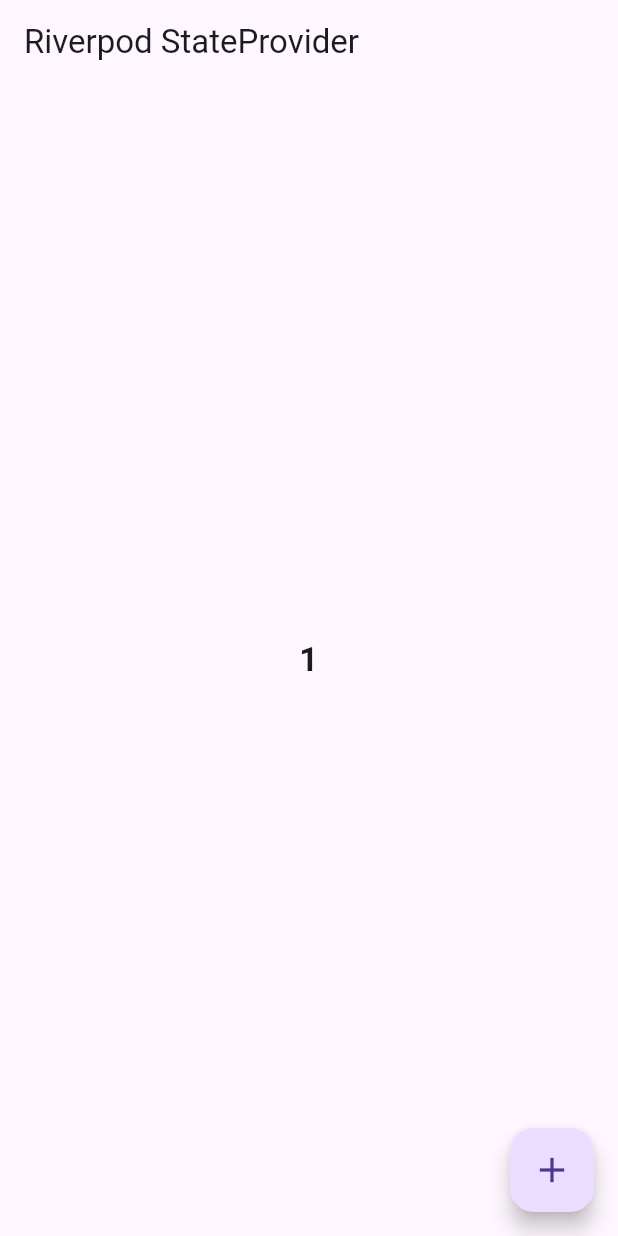
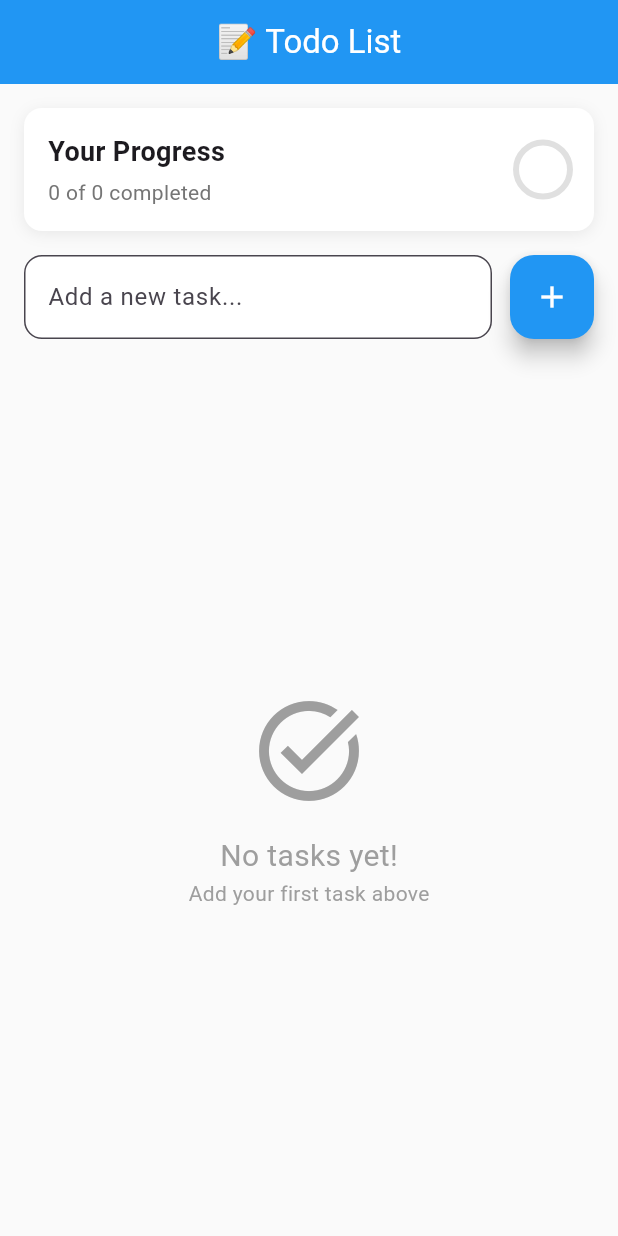
Before and after one commit to hasan7575/flutter_riverpod_tutorials, a Flutter app: the screen it shows after launch, after a tap on the "add" icon, on a phone screen of 412 x 824 dp. Run offline on Flutter 3.47's test engine with Material 3 defaults, Android fonts, the phone set to English and light mode, and no system bars; our stand-ins replace flutter_riverpod.

Commit message:
Todo App with Riverpod

```diff
--- a/lib/counter_provider.dart
+++ /dev/null
@@ -1,5 +0,0 @@
-
-
-import 'package:flutter_riverpod/legacy.dart';
-
-final counterProvider=StateProvider<int>((ref)=>0);
--- a/lib/home_page.dart
+++ /dev/null
@@ -1,30 +0,0 @@
-
-
-import 'package:flutter/material.dart';
-import 'package:flutter_riverpod/flutter_riverpod.dart';
-import 'package:flutter_tutorials/counter_provider.dart';
-
-class HomePage extends ConsumerWidget{
-  @override
-  Widget build(BuildContext context, WidgetRef ref) {
-    final count=ref.watch(counterProvider);
-    // TODO: implement build
-    return Scaffold(
-      appBar: AppBar(
-        title: Text("Riverpod StateProvider"),
-      ),
-      body: Center(
-        child: Column(
-          mainAxisAlignment: MainAxisAlignment.center,
-          children: [
-            Text(count.toString(),style: TextStyle(fontSize: 22,fontWeight: FontWeight.bold,),textDirection: TextDirection.rtl,)
-          ],
-        ),
-      ),
-      floatingActionButton: FloatingActionButton(onPressed: (){
-        ref.read(counterProvider.notifier).update((state)=>state+1);
-      },child: Icon(Icons.add,size: 28,),),
-    );
-  }
-
-}
--- a/lib/main.dart
+++ b/lib/main.dart
@@ -1,15 +1,13 @@
 // Flutter Material Design imports for UI components
 import 'package:flutter/material.dart';
 import 'package:flutter_riverpod/flutter_riverpod.dart';
-import 'package:flutter_tutorials/home_page.dart';
-
+import 'pages/todo_home_page.dart';
 
 void main() {
   runApp(
-     ProviderScope(child: MyApp()),
+    ProviderScope(child: MyApp()),
   );
 }
-
 
 class MyApp extends StatelessWidget {
   const MyApp({super.key});
@@ -17,10 +15,13 @@ class MyApp extends StatelessWidget {
   @override
   Widget build(BuildContext context) {
     return MaterialApp(
-      title: 'Riverpod Demo',
+      title: 'Todo App with Riverpod',
       debugShowCheckedModeBanner: false,
-      home: HomePage(),
-      // HomePage will be a ConsumerWidget since it needs to access providers
+      theme: ThemeData(
+        colorScheme: ColorScheme.fromSeed(seedColor: Colors.deepPurple),
+        useMaterial3: true,
+      ),
+      home: TodoHomePage(),
     );
   }
 }
--- /dev/null
+++ b/lib/models/todo_model.dart
@@ -0,0 +1,15 @@
+class Todo{
+  final String id;
+  final String description;
+  final bool isCompleted;
+
+  Todo({required this.id, required this.description, this.isCompleted = false});
+
+  Todo copyWith({String? id, String? description, bool? isCompleted}) {
+    return Todo(
+      id: id ?? this.id,
+      description: description ?? this.description,
+      isCompleted: isCompleted ?? this.isCompleted,
+    );
+  }
+}
--- /dev/null
+++ b/lib/pages/todo_home_page.dart
@@ -0,0 +1,176 @@
+import 'package:flutter/material.dart';
+import 'package:flutter_riverpod/flutter_riverpod.dart';
+import '../providers/todo_provider.dart';
+import '../models/todo_model.dart';
+
+class TodoHomePage extends ConsumerWidget {
+  final TextEditingController _textController = TextEditingController();
+
+  @override
+  Widget build(BuildContext context, WidgetRef ref) {
+    final todoList = ref.watch(todoListProvider);
+    final int completedCount = todoList.where((todo)=>todo.isCompleted).length;
+    // TODO: implement build
+    return Scaffold(
+      backgroundColor: Colors.grey[50],
+      appBar: AppBar(
+        title: const Text('📝 Todo List'),
+        centerTitle: true,
+        backgroundColor: Colors.blue,
+        foregroundColor: Colors.white,
+      ),
+      body: Column(
+        children: [
+          // Progress Card
+          Container(
+            margin: const EdgeInsets.all(16),
+            padding: const EdgeInsets.all(16),
+            decoration: BoxDecoration(
+              color: Colors.white,
+              borderRadius: BorderRadius.circular(12),
+              boxShadow: [
+                BoxShadow(
+                  color: Colors.grey.withOpacity(0.2),
+                  blurRadius: 8,
+                  offset: const Offset(0, 2),
+                ),
+              ],
+            ),
+            child: Row(
+              mainAxisAlignment: MainAxisAlignment.spaceBetween,
+              children: [
+                Column(
+                  crossAxisAlignment: CrossAxisAlignment.start,
+                  children: [
+                    const Text(
+                      'Your Progress',
+                      style: TextStyle(fontSize: 18, fontWeight: FontWeight.bold),
+                    ),
+                    const SizedBox(height: 4),
+                    Text(
+                      '$completedCount of ${todoList.length} completed',
+                      style: TextStyle(color: Colors.grey[600], fontSize: 14),
+                    ),
+                  ],
+                ),
+                CircularProgressIndicator(
+                  value: todoList.isEmpty ? 0.0 : completedCount / todoList.length,
+                  backgroundColor: Colors.grey[300],
+                  valueColor: const AlwaysStoppedAnimation<Color>(Colors.blue),
+                ),
+              ],
+            ),
+          ),
+
+          // Add Task Section
+          Padding(
+            padding: const EdgeInsets.symmetric(horizontal: 16),
+            child: Row(
+              children: [
+                Expanded(
+                  child: TextField(
+                    controller: _textController,
+                    decoration: InputDecoration(
+                      hintText: 'Add a new task...',
+                      border: OutlineInputBorder(
+                        borderRadius: BorderRadius.circular(12),
+                      ),
+                      filled: true,
+                      fillColor: Colors.white,
+                    ),
+                  ),
+                ),
+                const SizedBox(width: 12),
+                FloatingActionButton(
+                  onPressed: () {
+                    if (_textController.text.trim().isNotEmpty) {
+                      ref.read(todoListProvider.notifier).addTodo(_textController.text.trim());
+                      _textController.clear();
+                    }
+                  },
+                  backgroundColor: Colors.blue,
+                  child: const Icon(Icons.add, color: Colors.white),
+                ),
+              ],
+            ),
+          ),
+
+          const SizedBox(height: 16),
+
+          // Todo List
+          Expanded(
+            child: todoList.isEmpty
+                ? const Center(
+              child: Column(
+                mainAxisAlignment: MainAxisAlignment.center,
+                children: [
+                  Icon(Icons.task_alt, size: 80, color: Colors.grey),
+                  SizedBox(height: 16),
+                  Text(
+                    'No tasks yet!',
+                    style: TextStyle(fontSize: 20, color: Colors.grey),
+                  ),
+                  Text(
+                    'Add your first task above',
+                    style: TextStyle(color: Colors.grey),
+                  ),
+                ],
+              ),
+            )
+                : ListView.builder(
+              padding: const EdgeInsets.symmetric(horizontal: 16),
+              itemCount: todoList.length,
+              itemBuilder: (context, index) {
+                final todo = todoList[index];
+                return Container(
+                  margin: const EdgeInsets.only(bottom: 8),
+                  decoration: BoxDecoration(
+                    color: Colors.white,
+                    borderRadius: BorderRadius.circular(12),
+                    boxShadow: [
+                      BoxShadow(
+                        color: Colors.grey.withOpacity(0.1),
+                        blurRadius: 4,
+                        offset: const Offset(0, 2),
+                      ),
+                    ],
+                  ),
+                  child: ListTile(
+                    leading: Checkbox(
+                      value: todo.isCompleted,
+                      onChanged: (_) {
+                        ref.read(todoListProvider.notifier).toggleTodo(todo.id);
+
+                      },
+                      activeColor: Colors.blue,
+                    ),
+                    title: Text(
+                      todo.description,
+                      style: TextStyle(
+                        decoration: todo.isCompleted
+                            ? TextDecoration.lineThrough
+                            : TextDecoration.none,
+                        color: todo.isCompleted ? Colors.grey : Colors.black87,
+                        fontSize: 16,
+                      ),
+                    ),
+
+                    trailing: IconButton(
+                      icon: const Icon(Icons.delete, color: Colors.red),
+                      onPressed: () {
+                        ref.read(todoListProvider.notifier).removeTodo(todo.id);
+
+                      },
+                    ),
+                  ),
+                );
+              },
+            ),
+          ),
+        ],
+      ),
+    );
+  }
+
+
+}
--- /dev/null
+++ b/lib/providers/todo_provider.dart
@@ -0,0 +1,31 @@
+
+import 'package:flutter_riverpod/legacy.dart';
+import 'package:flutter_tutorials/models/todo_model.dart';
+
+class TodoNotifier extends StateNotifier<List<Todo>>{
+  TodoNotifier():super([]);
+
+
+  void addTodo(String description){
+    final todo = Todo(id: DateTime.now().toString(), description: description);
+    state = [...state, todo];
+  }
+
+  void toggleTodo(String todoId){
+    state=[
+      for(final todo in state)
+        if(todo.id==todoId)
+          todo.copyWith(isCompleted: !todo.isCompleted)
+      else
+        todo,
+    ];
+  }
+
+  void removeTodo(String todoId){
+    state=state.where((todo)=>todo.id !=todoId).toList();
+  }
+}
+
+final todoListProvider=StateNotifierProvider<TodoNotifier, List<Todo>>((ref){
+  return TodoNotifier();
+});
```
Also changed, not shown: lib/providers.dart (deleted).
